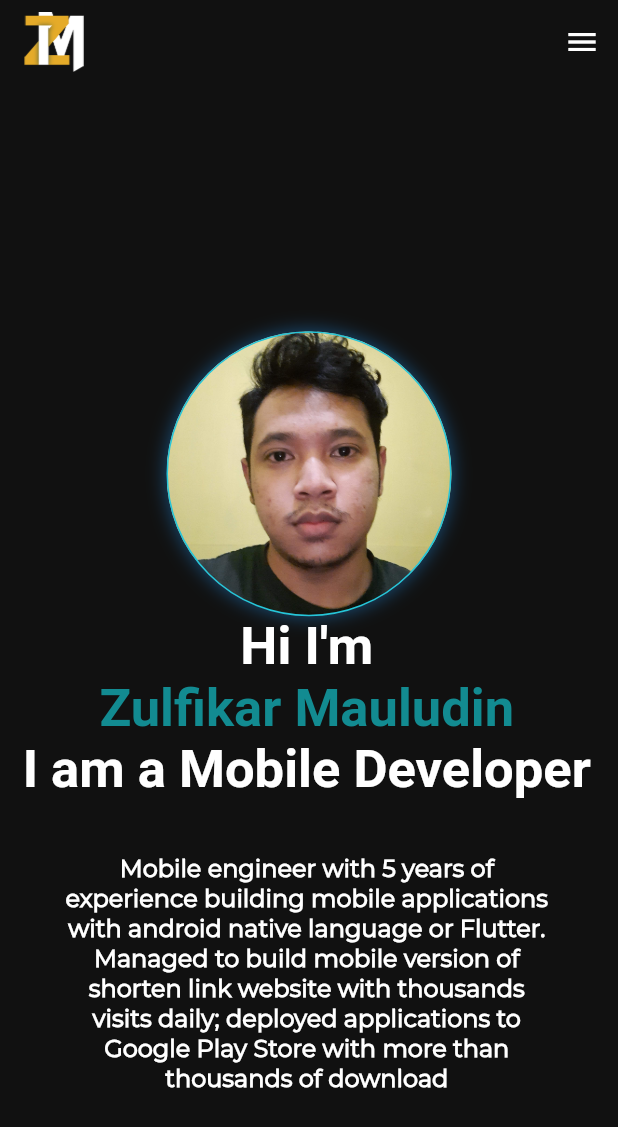
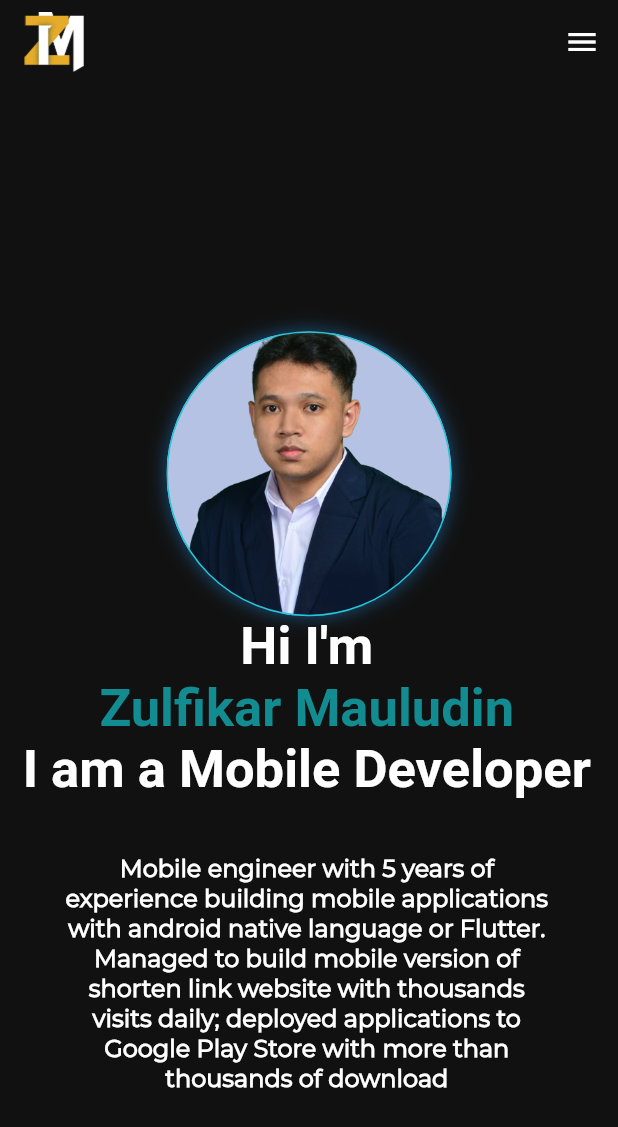
Before and after one commit to zuludin04/portfolio, a Flutter app: the screen it shows after launch, on a phone screen of 412 x 824 dp. Shown: the top 1127 px of the screen. Run offline on Flutter 3.47's test engine with Material 2 defaults, Android fonts, the phone set to English and light mode, and no system bars; drawn by our look-alikes of animated_background; our stand-ins replace dio, flutter_svg, font_awesome_flutter, get, sliver_tools; missing offline and left inert: dart:html.

```diff
--- a/lib/ui/widgets/profile_image.dart
+++ b/lib/ui/widgets/profile_image.dart
@@ -32,7 +32,7 @@ class _ProfileImageState extends State<ProfileImage> {
       decoration: BoxDecoration(
         shape: BoxShape.circle,
         image: const DecorationImage(
-          image: AssetImage('assets/profile.jpg'),
+          image: AssetImage('assets/profile.png'),
           fit: BoxFit.cover,
         ),
         border: Border.all(
```
Also changed, not shown: assets/profile.jpg (deleted), assets/profile.png (added), pubspec.lock.
